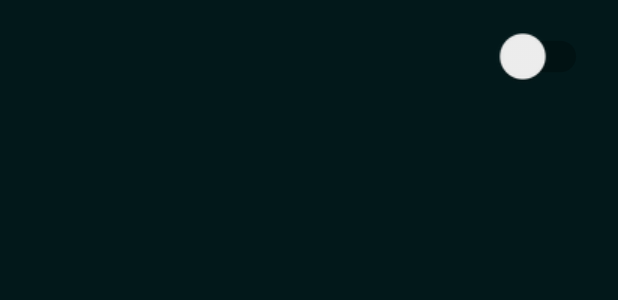
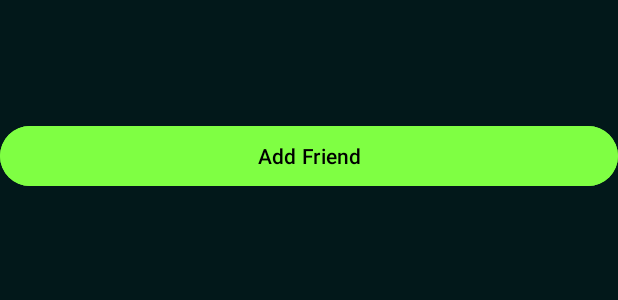
Before and after one commit to KamixGithub/FindMeApp, an Android app: the layout fragment_friendlist_view.xml on its own in the app's theme, with its tools: preview values and no code run, on a phone screen of 412 x 824 dp. Shown: the top 300 px of the screen. Run offline under Robolectric (Android 15) with nearby library versions, the phone set to English and light mode, and no system bars.

Commit message:
added models, storage controller button in friendlist

```diff
--- a/app/src/main/java/com/example/findme/control/StorageController.java
+++ b/app/src/main/java/com/example/findme/control/StorageController.java
@@ -22,18 +22,23 @@ public class StorageController {
     }
 
     public boolean addFriend(UserModel user){
+        return userModelList.putIfAbsent(user.getFriendcode(), user) != null;
     }
 
     public boolean deleteFriend(int friendCode){
+        return userModelList.remove(friendCode) != null;
     }
 
     public boolean addLocation(LocationModel location){
+        return locationList.putIfAbsent(location.getName(),location) != null;
     }
 
     public boolean deleteLocation(String name){
+        return locationList.remove(name) != null;
     }
 
     public void updateFriendListView(){
+
     }
 
     public void updateLocationListView(){
--- a/app/src/main/java/com/example/findme/view/CompassView.java
+++ b/app/src/main/java/com/example/findme/view/CompassView.java
@@ -43,8 +43,8 @@ public class CompassView extends Fragment {
 
         View view = inflater.inflate(R.layout.fragment_compass_view, container, false);
 
-        locationController = new LocationController(mainActivity);
-        sensorController = new SensorController(mainActivity);
+        locationController = new LocationController((MainActivity) getActivity());
+        sensorController = new SensorController((MainActivity) getActivity());
 
         arrowIMG = view.findViewById(R.id.arrowIMG);
         coordsText = view.findViewById(R.id.coordsText);
--- a/app/src/main/res/layout/fragment_friendlist_view.xml
+++ b/app/src/main/res/layout/fragment_friendlist_view.xml
@@ -9,7 +9,7 @@
     tools:context=".view.FriendlistView">
 
     <ScrollView
-        android:id="@+id/scrollView2"
+        android:id="@+id/scrollViewFriends"
         android:layout_width="0dp"
         android:layout_height="0dp"
         android:layout_marginTop="80dp"
@@ -22,20 +22,20 @@
         app:layout_constraintTop_toTopOf="parent">
 
         <LinearLayout
+            android:id="@+id/linearLayoutFriends"
             android:layout_width="match_parent"
             android:layout_height="match_parent"
-            android:orientation="vertical" />
+            android:orientation="vertical">
+
+            <Button
+                android:id="@+id/buttonAddFriend"
+
+                android:layout_width="match_parent"
+                android:layout_height="wrap_content"
+                android:backgroundTint="@color/lightgreen"
+                android:text="@string/AddFriend"
+                android:textColor="@color/black" />
+        </LinearLayout>
     </ScrollView>
 
-    <Switch
-        android:id="@+id/ListSwitch"
-        android:layout_width="wrap_content"
-        android:layout_height="wrap_content"
-        android:layout_marginTop="24dp"
-        android:layout_marginEnd="24dp"
-        android:scaleX="1.5"
-        android:scaleY="1.5"
-        app:layout_constraintEnd_toEndOf="parent"
-        app:layout_constraintTop_toTopOf="parent" />
-
 </androidx.constraintlayout.widget.ConstraintLayout>
--- a/app/src/main/res/values/strings.xml
+++ b/app/src/main/res/values/strings.xml
@@ -7,4 +7,5 @@
     <string name="lat_nan_long_nan">Lat:NaN long:NaN</string>
     <string name="hello_blank_fragment">Hello blank fragment</string>
     <string name="Compass">Compass</string>
+    <string name="AddFriend">Add Friend</string>
 </resources>
```
Also changed, not shown: app/src/main/java/com/example/findme/view/FriendlistView.java (+30 -1 lines), app/src/main/java/com/example/findme/view/LocationlistView.java (+8 -36 lines), app/src/main/java/com/example/findme/view/MainActivity.java (+3 -4 lines).
